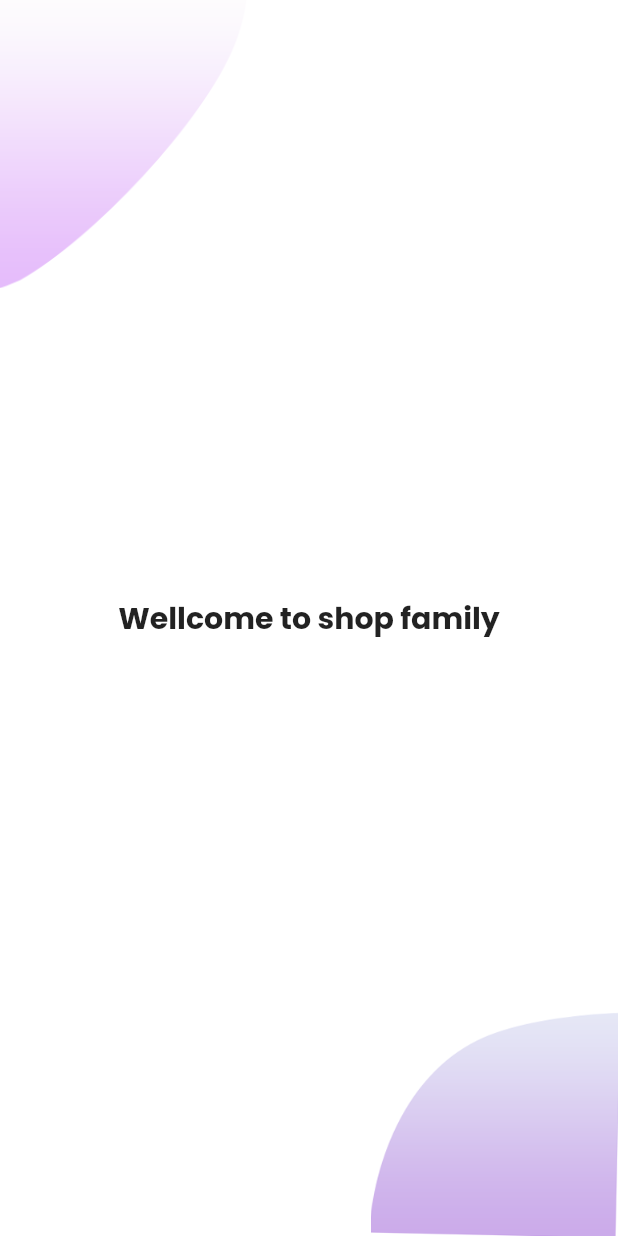
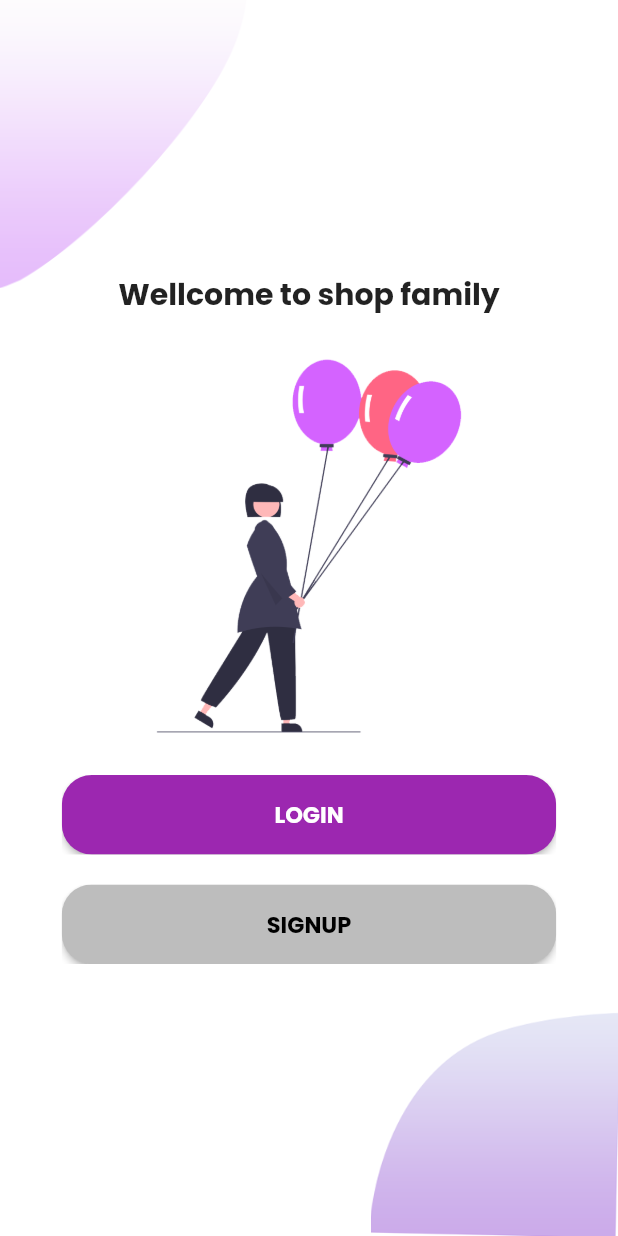
Before and after one commit to mohiuddin13631/Shopping_app, a Flutter app: the screen it shows after launch, on a phone screen of 412 x 824 dp. Run offline on Flutter 3.47's test engine with Material 2 defaults, Android fonts, the phone set to English and light mode, and no system bars; our stand-ins replace google_fonts.

Commit message:
created login signup button

```diff
--- a/lib/view/custom_widget/my_theme.dart
+++ b/lib/view/custom_widget/my_theme.dart
@@ -2,6 +2,8 @@ import 'package:flutter/cupertino.dart';
 import 'package:flutter/material.dart';
 import 'package:google_fonts/google_fonts.dart';
 class MyTheme{
+  static Color loginButtonColor = Colors.purple;
+  static Color signupButtonColor = Colors.grey.shade400;
   static ThemeData lightTheme(BuildContext context) => ThemeData(
     canvasColor:Colors.white,
     fontFamily: GoogleFonts.poppins().fontFamily,
--- /dev/null
+++ b/lib/view/welcome_page/components/custom_button.dart
@@ -0,0 +1,41 @@
+import 'package:flutter/material.dart';
+class CustomButton extends StatelessWidget {
+  const CustomButton({
+    Key? key,
+    required this.buttonColor,
+    required this.buttontext,
+    required this.textColor,
+    required this.handleButtonClick,
+  }) : super(key: key);
+
+  final Color buttonColor;
+  final String buttontext;
+  final Color textColor;
+  final Function handleButtonClick;
+
+  @override
+  Widget build(BuildContext context) {
+    Size size = MediaQuery.of(context).size;
+    return Container(
+      width: size.width * 0.8,
+      child: ClipRRect(
+        child: ElevatedButton(
+          style: ButtonStyle(
+            shape: MaterialStateProperty.all(RoundedRectangleBorder(
+                borderRadius: BorderRadius.circular(20))
+            ),
+            padding: MaterialStateProperty.all(
+                EdgeInsets.symmetric(vertical: 15, horizontal: 15)
+            ),
+            backgroundColor: MaterialStateProperty.all(buttonColor),
+
+          ),
+          onPressed: () {
+            handleButtonClick();
+          },
+          child: Text(buttontext,style: TextStyle(fontWeight: FontWeight.bold,fontSize: 15,color: textColor),),
+        ),
+      ),
+    );
+  }
+}
--- a/lib/view/welcome_page/welcome_page.dart
+++ b/lib/view/welcome_page/welcome_page.dart
@@ -1,20 +1,54 @@
 import 'package:flutter/material.dart';
+import 'package:shopping_app/view/custom_widget/my_theme.dart';
 
 import 'components/background.dart';
+import 'components/custom_button.dart';
 
 class welcomePage extends StatelessWidget {
+
   const welcomePage({Key? key}) : super(key: key);
 
   @override
   Widget build(BuildContext context) {
+    Size size = MediaQuery.of(context).size;
     return Scaffold(
-      body: Background(
-          child: Column(
-            mainAxisAlignment: MainAxisAlignment.center,
-            children: [
-            Text("Wellcome to shop family", style: TextStyle(fontSize: 20,fontWeight: FontWeight.bold),),
-          ],)
-      )
-    );
+        body: Background(
+      child: SingleChildScrollView(
+        child: Column(
+          mainAxisAlignment: MainAxisAlignment.center,
+          children: [
+            Text(
+              "Wellcome to shop family",
+              style: TextStyle(fontSize: 20, fontWeight: FontWeight.bold),
+            ),
+            Image.asset(
+              "assets/images/undraw_Balloons.png",
+              width: size.width * 0.7,
+            ),
+            CustomButton(
+              buttonColor: MyTheme.loginButtonColor,
+              buttontext: "LOGIN",
+              textColor: Theme.of(context).colorScheme.onPrimary,
+              handleButtonClick: loginButtonClickHandler,
+            ),
+            SizedBox(
+              height: 20,
+            ),
+            CustomButton(
+              buttonColor: MyTheme.signupButtonColor,
+              buttontext: "SIGNUP",
+              textColor: Colors.black,
+              handleButtonClick: signupButtonClickHandler,
+            ),
+          ],
+        ),
+      ),
+    ));
+  }
+  loginButtonClickHandler(){
+    print("loging clicked");
+  }
+  signupButtonClickHandler(){
+    print("Signup clicked");
   }
 }
```
